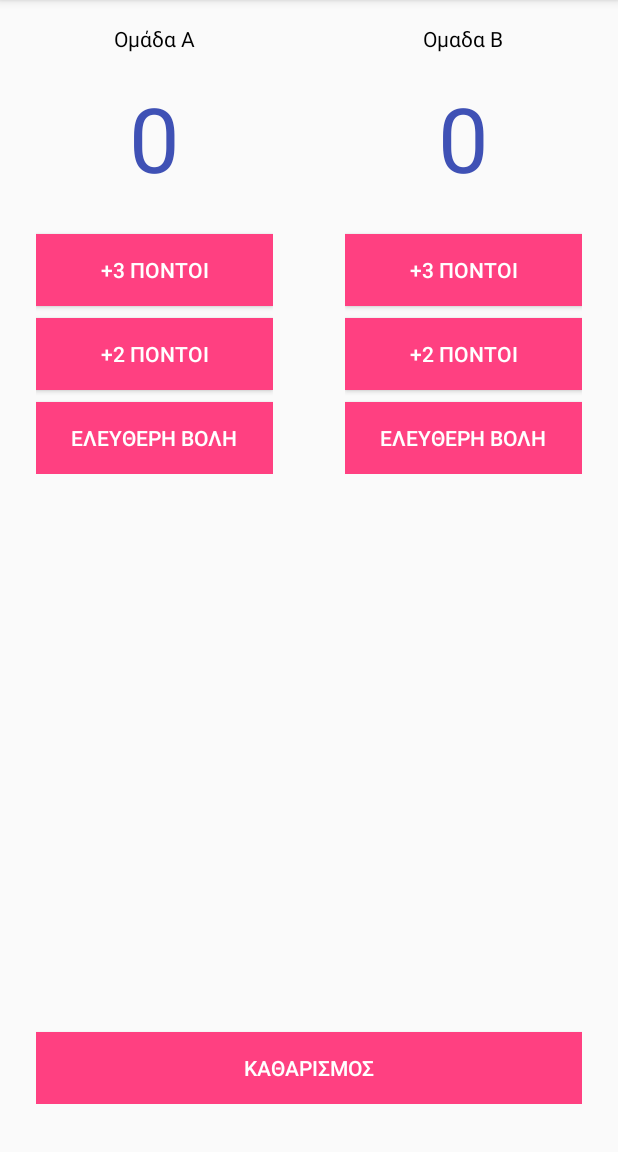
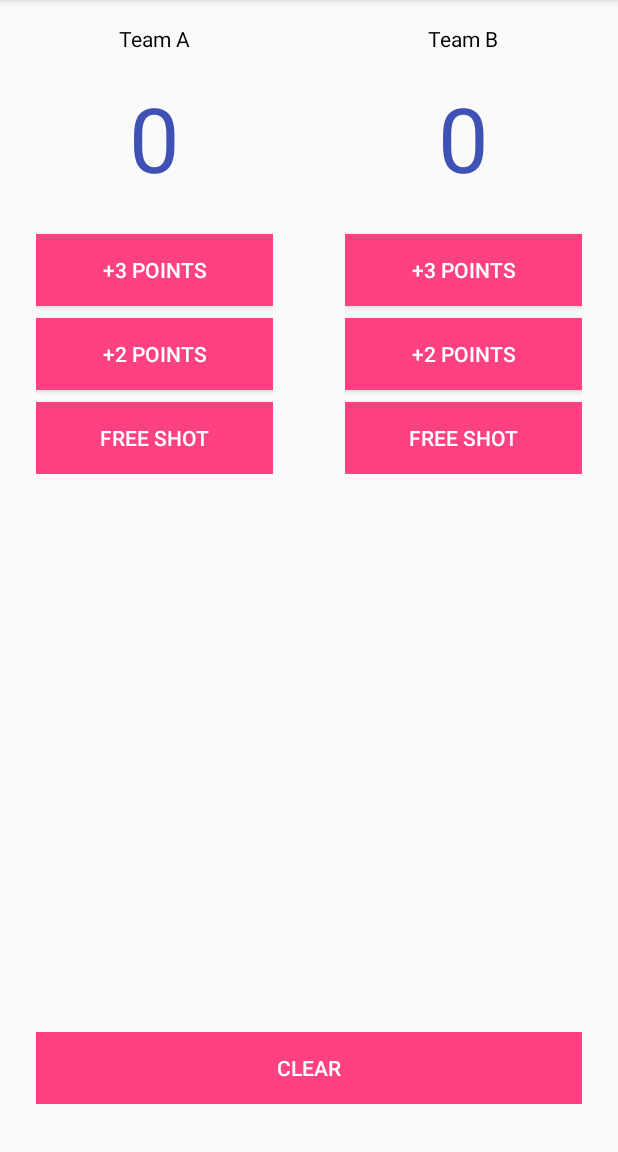
Before and after one commit to fpegios/CourtCounter, an Android app: the screen it shows after launch (MainActivity), on a phone screen of 412 x 824 dp, the part 84-1236 px from its top. Run offline under Robolectric (Android 15) with nearby library versions, the phone set to English and light mode, and no system bars.

Commit message:
Gradle update

```diff
--- a/app/build.gradle
+++ b/app/build.gradle
@@ -2,7 +2,7 @@ apply plugin: 'com.android.application'
 
 android {
     compileSdkVersion 23
-    buildToolsVersion "23.0.3"
+    buildToolsVersion '25.0.0'
 
     defaultConfig {
         applicationId "com.gpasalis.courtcounter"
--- a/app/src/main/res/layout/activity_main.xml
+++ b/app/src/main/res/layout/activity_main.xml
@@ -30,7 +30,7 @@
                 android:layout_width="wrap_content"
                 android:layout_height="wrap_content"
                 android:layout_gravity="center_horizontal"
-                android:text="Ομάδα Α"
+                android:text="Team Α"
                 android:textAppearance="?android:attr/textAppearanceSmall"
                 android:textColor="@color/black" />
 
@@ -52,7 +52,7 @@
                 android:layout_height="wrap_content"
                 android:layout_gravity="center_horizontal"
                 android:background="@color/colorAccent"
-                android:text="+3 ποντοι"
+                android:text="+3 points"
                 android:textColor="@color/white"
                 android:onClick="aPlus3" />
 
@@ -63,7 +63,7 @@
                 android:layout_gravity="fill_horizontal"
                 android:layout_marginTop="8dp"
                 android:background="@color/colorAccent"
-                android:text="+2 ποντοι"
+                android:text="+2 points"
                 android:textColor="@color/white"
                 android:onClick="aPlus2" />
 
@@ -74,7 +74,7 @@
                 android:layout_gravity="center_horizontal"
                 android:layout_marginTop="8dp"
                 android:background="@color/colorAccent"
-                android:text="ελευθερη βολη"
+                android:text="free shot"
                 android:textColor="@color/white"
                 android:onClick="aPlus1" />
         </LinearLayout>
@@ -93,7 +93,7 @@
                 android:layout_width="wrap_content"
                 android:layout_height="wrap_content"
                 android:layout_gravity="center_horizontal"
-                android:text="Ομαδα B"
+                android:text="Team B"
                 android:textAppearance="?android:attr/textAppearanceSmall"
                 android:textColor="@color/black" />
 
@@ -115,7 +115,7 @@
                 android:layout_height="wrap_content"
                 android:layout_gravity="center_horizontal"
                 android:background="@color/colorAccent"
-                android:text="+3 ποντοι"
+                android:text="+3 points"
                 android:textColor="@color/white"
                 android:onClick="bPlus3" />
 
@@ -126,7 +126,7 @@
                 android:layout_gravity="fill_horizontal"
                 android:layout_marginTop="8dp"
                 android:background="@color/colorAccent"
-                android:text="+2 ποντοι"
+                android:text="+2 points"
                 android:textColor="@color/white"
                 android:onClick="bPlus2"/>
 
@@ -137,7 +137,7 @@
                 android:layout_gravity="center_horizontal"
                 android:layout_marginTop="8dp"
                 android:background="@color/colorAccent"
-                android:text="ελευθερη βολη"
+                android:text="free shot"
                 android:textColor="@color/white"
                 android:onClick="bPlus1"/>
 
@@ -155,7 +155,7 @@
             android:layout_height="wrap_content"
             android:layout_gravity="bottom|center"
             android:background="@color/colorAccent"
-            android:text="καθαρισμος"
+            android:text="Clear"
             android:textColor="@color/white"
             android:onClick="reset"/>
 
--- a/app/src/main/res/menu/menu_main.xml
+++ b/app/src/main/res/menu/menu_main.xml
@@ -5,7 +5,7 @@
     <item
         android:id="@+id/action_exit"
         android:orderInCategory="100"
-        android:title="Εξοδος"
+        android:title="Exit"
         app:showAsAction="never" />
 
 </menu>
--- a/build.gradle
+++ b/build.gradle
@@ -5,7 +5,7 @@ buildscript {
         jcenter()
     }
     dependencies {
-        classpath 'com.android.tools.build:gradle:2.1.0-alpha5'
+        classpath 'com.android.tools.build:gradle:2.3.0'
 
         // NOTE: Do not place your application dependencies here; they belong
         // in the individual module build.gradle files
```
Also changed, not shown: gradle/wrapper/gradle-wrapper.properties, 7 other files.
